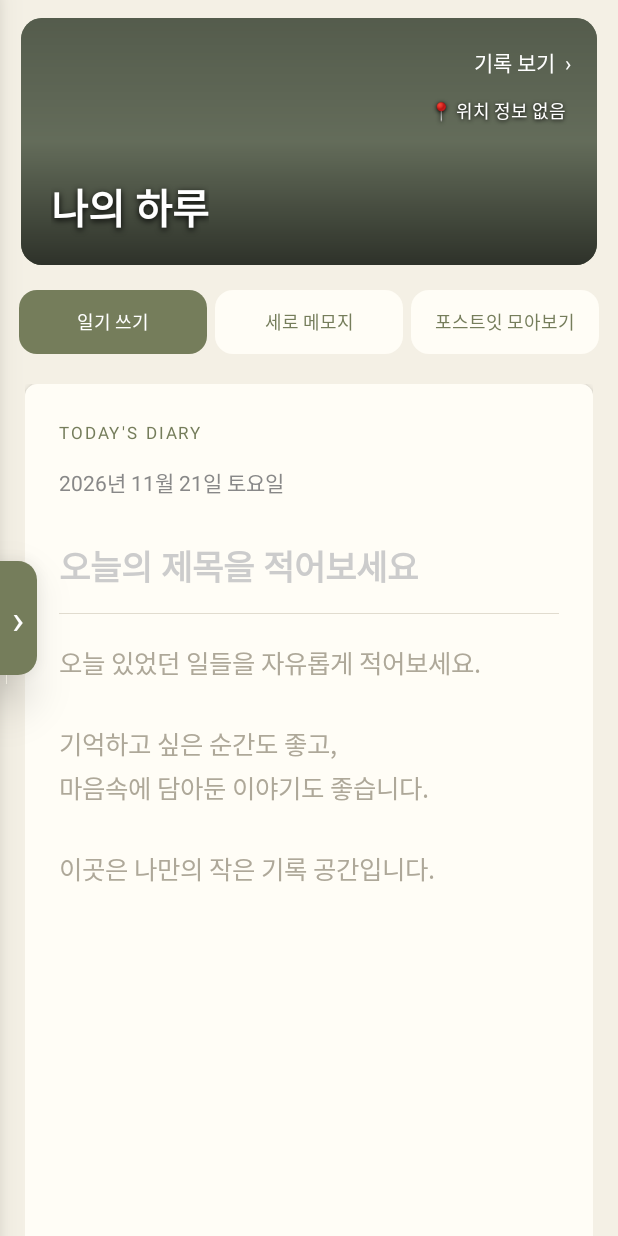
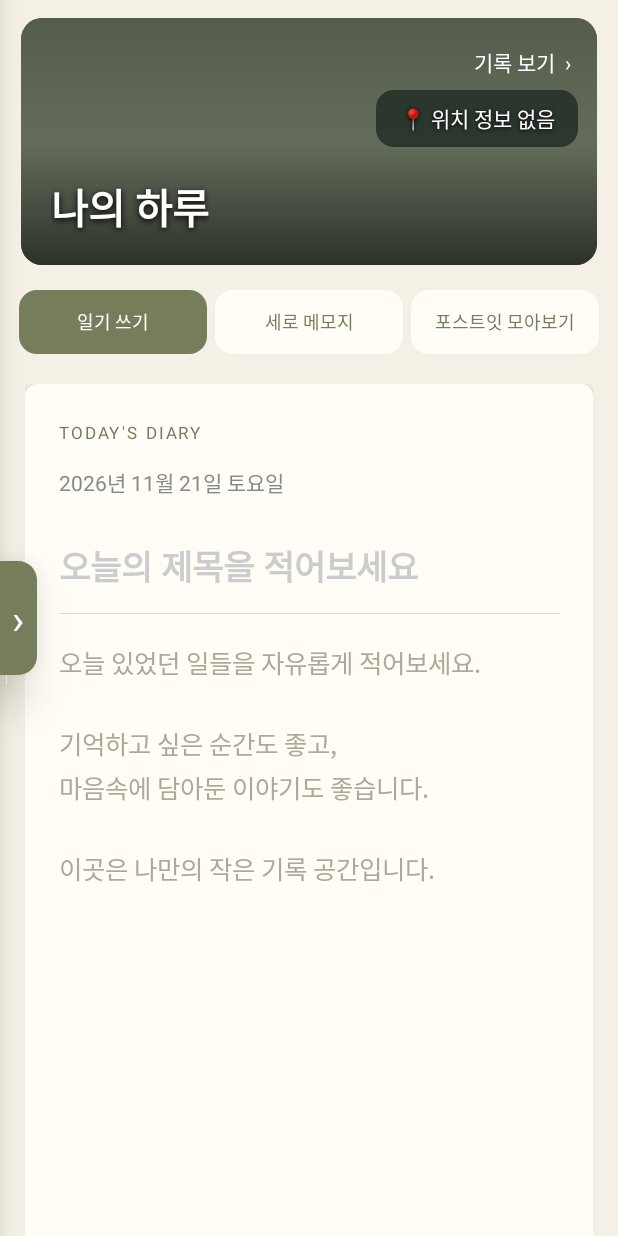
Before and after one commit to supermenpark/DAYFLOW-Diary, an Android app: the screen it shows after launch (MainActivity), on a phone screen of 412 x 824 dp. Run offline under Robolectric (Android 15) with nearby library versions, the phone set to English and light mode, and no system bars; pictures from the network do not load.

Commit message:
Update MainActivity.kt

```diff
--- a/DiaryApp/app/src/main/java/com/supermenpark/dayflowdiary/MainActivity.kt
+++ b/DiaryApp/app/src/main/java/com/supermenpark/dayflowdiary/MainActivity.kt
@@ -179,13 +179,20 @@ private lateinit var weatherText: TextView
         historyParams.setMargins(0, dp(10), dp(13), 0)
         header.addView(history, historyParams)
          // 배너 오른쪽 위 지역 및 날씨 표시
+
+// 배너 오른쪽 위 지역·날씨 확인 버튼
 weatherText = TextView(this).apply {
-    text = "📍 날씨 확인 중…"
-    textSize = 12f
+    text = "📍 지역·날씨 확인"
+    textSize = 14f
     setTextColor(Color.WHITE)
-    gravity = Gravity.END
-    setPadding(dp(8), dp(5), dp(8), dp(5))
+    gravity = Gravity.CENTER
+    setPadding(dp(13), dp(9), dp(13), dp(9))
+    background = rounded(Color.argb(220, 35, 48, 39), 12)
     setShadowLayer(3f, 0f, 1f, Color.BLACK)
+    minWidth = dp(135)
+    isClickable = true
+    isFocusable = true
+
     setOnClickListener {
         loadWeatherForCurrentLocation()
     }
```
